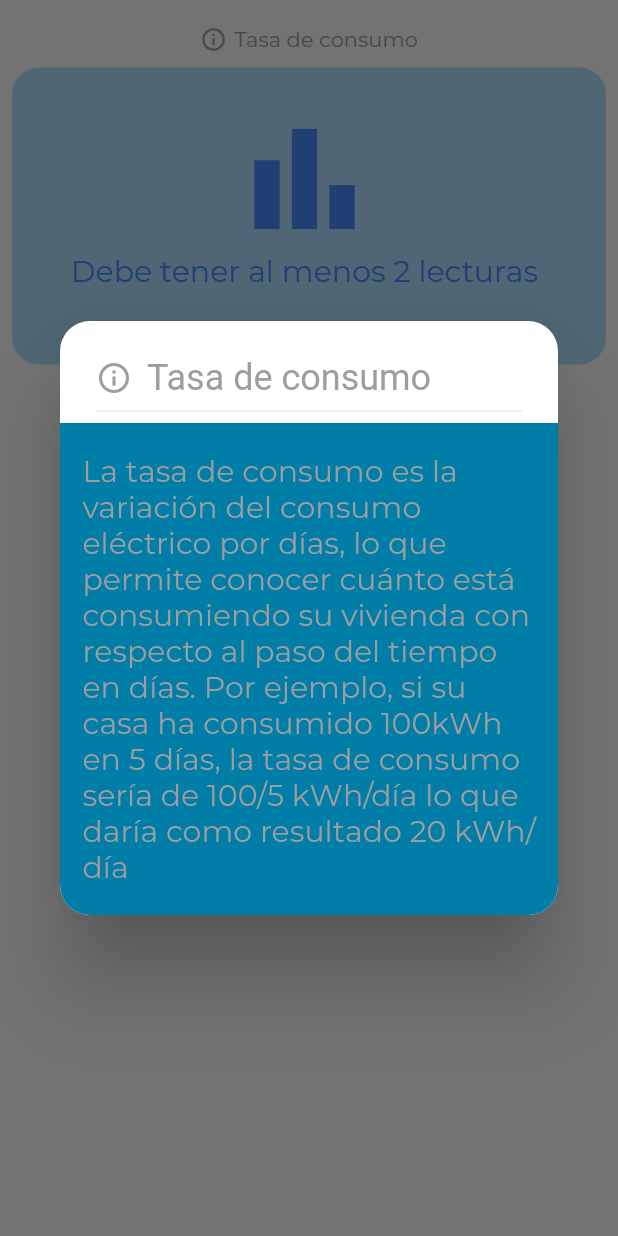
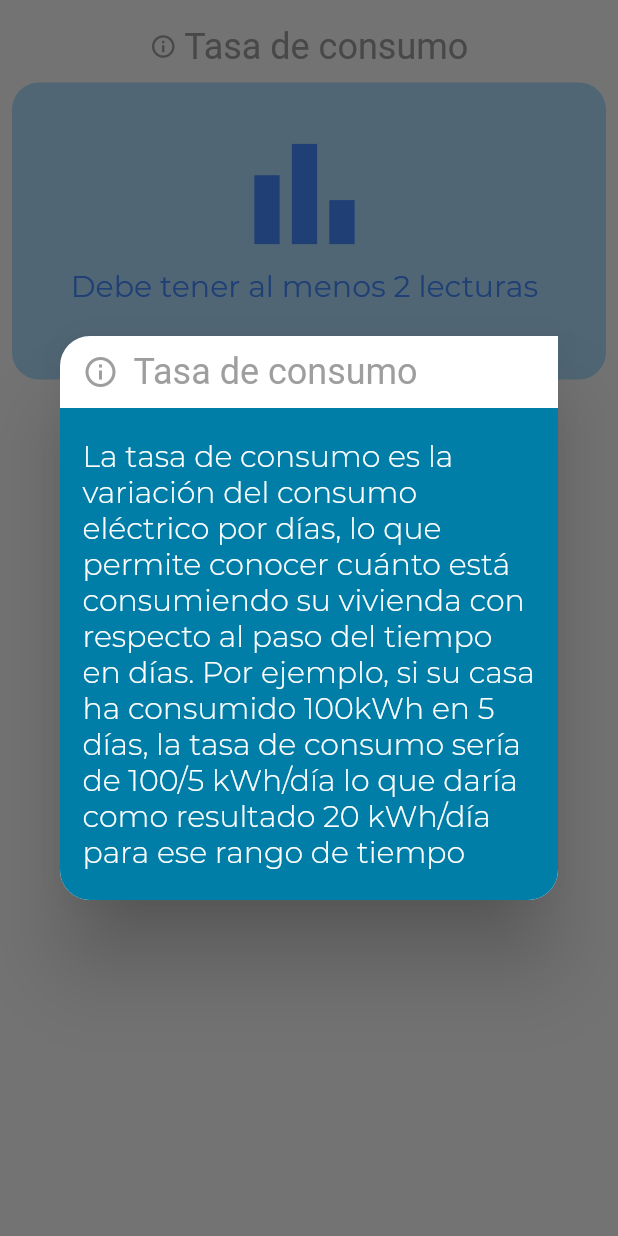
Before and after one commit to leoNavarro95/Ktao-app, a Flutter app: the GraficoPage widget shown alone on an empty page, opened directly, after a tap on "Tasa de consumo", on a phone screen of 412 x 824 dp. Run offline on Flutter 3.47's test engine with Material 2 defaults, Android fonts, the phone set to English and light mode, and no system bars; our stand-ins replace animate_do, fl_chart, get, get_storage, mask_text_input_formatter, sqflite; accounts and stored records are empty; Roboto replaces fonts that are missing (Montserrat-Italic); statements that could not run were skipped; project files that could hold a hidden picture were left out.

Commit message:
[FIX] Widget dialogInfo, implementado en tab Analisis en pagina Lecturas

```diff
--- a/lib/app/global_widgets/widgets.dart
+++ b/lib/app/global_widgets/widgets.dart
@@ -36,14 +36,21 @@ Future<bool> myboolDialog(
   );
 }
 
-Future<void> dialogInfo({String titulo = "Title", String subtitulo = "Subtitle", IconData icon = Icons.info}) async{
+Future<void> dialogInfo(
+    {String titulo = "Title",
+    String subtitulo = "Subtitle",
+    IconData icon = Icons.info}) async {
   return await Get.dialog(
     AlertDialog(
       actionsPadding: EdgeInsets.all(0),
-                    contentPadding:
-                        EdgeInsets.symmetric(horizontal: 0, vertical: 0),
+      titlePadding: EdgeInsets.symmetric(horizontal: 15, vertical: 10),
+      contentPadding: EdgeInsets.symmetric(horizontal: 0, vertical: 0),
       shape: RoundedRectangleBorder(
-                        borderRadius: BorderRadius.circular(20.0)),
+          borderRadius: BorderRadius.only(
+        topLeft: Radius.circular(20),
+        bottomLeft: Radius.circular(20),
+        bottomRight: Radius.circular(20),
+      )),
       title: Column(
         children: [
           Row(
@@ -56,18 +63,17 @@ Future<void> dialogInfo({String titulo = "Title", String subtitulo = "Subtitle",
               ),
             ],
           ),
-                        Divider()
         ],
       ),
       content: Container(
         padding: EdgeInsets.symmetric(horizontal: 15, vertical: 20),
         decoration: BoxDecoration(
             color: Get.theme.primaryColor,
-                        borderRadius: BorderRadius.only(bottomLeft: Radius.circular(20), bottomRight: Radius.circular(20))
-                      ),
+            borderRadius: BorderRadius.vertical(bottom: Radius.circular(20))),
         child: Text(
           subtitulo,
-                        style: Get.theme.textTheme.headline6,
+          style:
+              Get.theme.textTheme.caption.merge(TextStyle(color: Colors.white)),
         ),
       ),
     ),
@@ -170,8 +176,7 @@ void mySnackbar({
   bool isDisplayedInBottom = false,
 }) {
   Color colorText =
-      ThemeService().isSavedDarkMode() ? Colors.grey[300]
-      : Colors.grey[900];
+      ThemeService().isSavedDarkMode() ? Colors.grey[300] : Colors.grey[900];
   return Get.snackbar(title, subtitle,
       snackPosition:
           isDisplayedInBottom ? SnackPosition.BOTTOM : SnackPosition.TOP,
--- a/lib/app/modules/grafico/grafico_page.dart
+++ b/lib/app/modules/grafico/grafico_page.dart
@@ -30,17 +30,7 @@ class GraficoPage extends GetView<GraficoController> {
       child: SingleChildScrollView(
         child: Column(
           children: [
-            myroundedContainer(
-              text: Text('Tasa de consumo'),
-              icon: Icons.info_outline,
-              onTap: () async {
-                return await dialogInfo(
-                  icon: Icons.info_outline,
-                  titulo: 'Tasa de consumo',
-                  subtitulo: 'La tasa de consumo es la variación del consumo eléctrico por días, lo que permite conocer cuánto está consumiendo su vivienda con respecto al paso del tiempo en días. Por ejemplo, si su casa ha consumido 100kWh en 5 días, la tasa de consumo sería de 100/5 kWh/día lo que daría como resultado 20 kWh/día'
-                );
-              },
-            ),
+            buildTasaConsumo(),
             Padding(
               padding: const EdgeInsets.all(8.0),
               child: _grafico,
@@ -50,4 +40,18 @@ class GraficoPage extends GetView<GraficoController> {
       ),
     );
   }
+
+  Widget buildTasaConsumo(){
+    return myroundedContainer(
+              text: Text('Tasa de consumo', style: Get.theme.textTheme.headline5,),
+              icon: Icons.info_outline,
+              onTap: () async {
+                return await dialogInfo(
+                  icon: Icons.info_outline,
+                  titulo: 'Tasa de consumo',
+                  subtitulo: 'La tasa de consumo es la variación del consumo eléctrico por días, lo que permite conocer cuánto está consumiendo su vivienda con respecto al paso del tiempo en días. Por ejemplo, si su casa ha consumido 100kWh en 5 días, la tasa de consumo sería de 100/5 kWh/día lo que daría como resultado 20 kWh/día para ese rango de tiempo'
+                );
+              },
+            );
+  }
 }
--- a/lib/app/theme/themes.dart
+++ b/lib/app/theme/themes.dart
@@ -79,7 +79,7 @@ class Themes {
     toggleableActiveColor: Colors.cyan,
     indicatorColor: Colors.cyan[200],
     hintColor: Colors.cyan[800],
-    disabledColor: Color(0xFF2D677C),
+    disabledColor: Colors.blueGrey[600],
     textSelectionTheme: TextSelectionThemeData(cursorColor: Colors.cyan[200]),
 
     splashColor: Colors.grey[300],
@@ -94,7 +94,7 @@ class Themes {
 
       headline5: TextStyle(
           color: Colors.grey[300],
-          fontFamily: 'Montserrat-Italic',
+          fontFamily: 'Montserrat-Regular',
           fontStyle: FontStyle.normal),
       headline6: TextStyle(
         color: Colors.grey[300],
```
Lines whose indentation alone changed are shown as unchanged.
